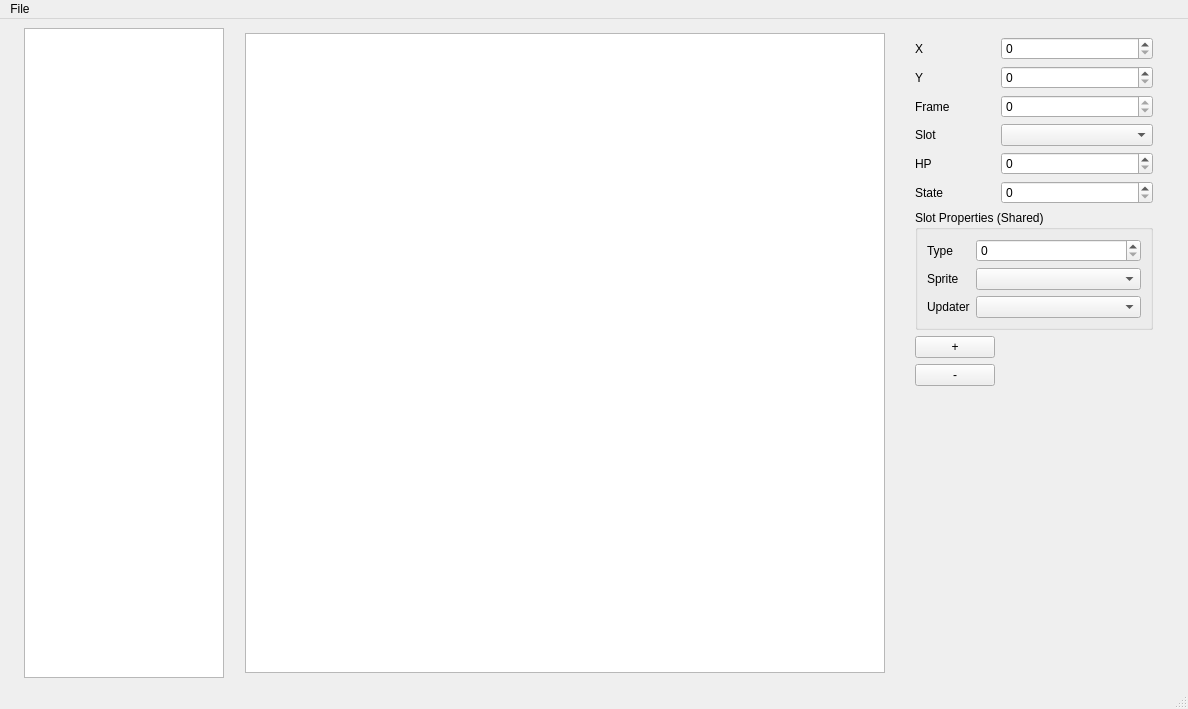
Old version of the form app/JukeboxCreator/mainwindow.ui in the repository clydeshaffer/jukebox.
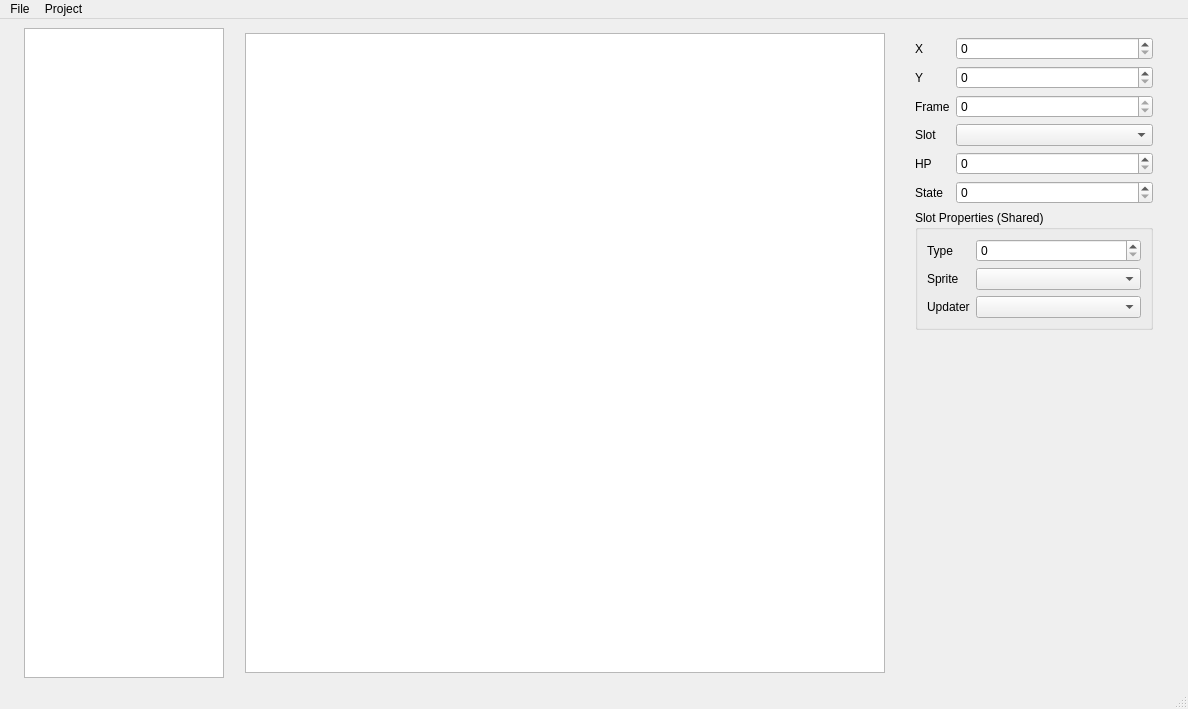
New version of the form. Custom widgets are drawn as their Qt base class.

Diff of the .ui file:
```diff
--- a/app/JukeboxCreator/mainwindow.ui
+++ b/app/JukeboxCreator/mainwindow.ui
@@ -190,20 +190,6 @@
          </layout>
         </widget>
        </item>
-       <item row="7" column="0">
-        <widget class="QPushButton" name="pushButton">
-         <property name="text">
-          <string>+</string>
-         </property>
-        </widget>
-       </item>
-       <item row="8" column="0">
-        <widget class="QPushButton" name="pushButton_2">
-         <property name="text">
-          <string>-</string>
-         </property>
-        </widget>
-       </item>
       </layout>
      </widget>
     </item>
@@ -224,10 +210,16 @@
     </property>
     <addaction name="actionOpen"/>
     <addaction name="actionSave"/>
+   </widget>
+   <widget class="QMenu" name="menuProject">
+    <property name="title">
+     <string>Project</string>
+    </property>
     <addaction name="actionImport_Sprite"/>
     <addaction name="actionBuild_ROM"/>
    </widget>
    <addaction name="menuFile"/>
+   <addaction name="menuProject"/>
   </widget>
   <widget class="QStatusBar" name="statusbar"/>
   <action name="actionOpen">
```
Left out of the diff: 10 changed lines with no effect on the pictures.
